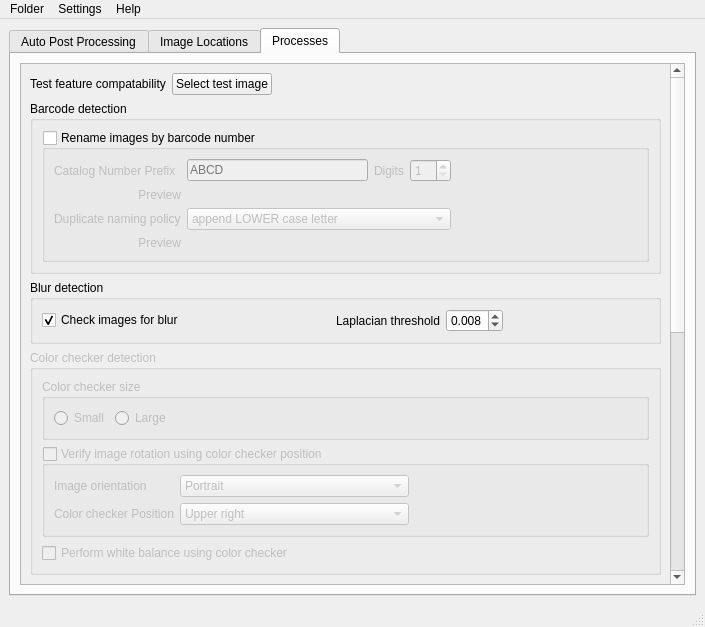
First picture: the form in ui/postProcessingUI.ui, repository CapPow/HerbASAP, before the edit.
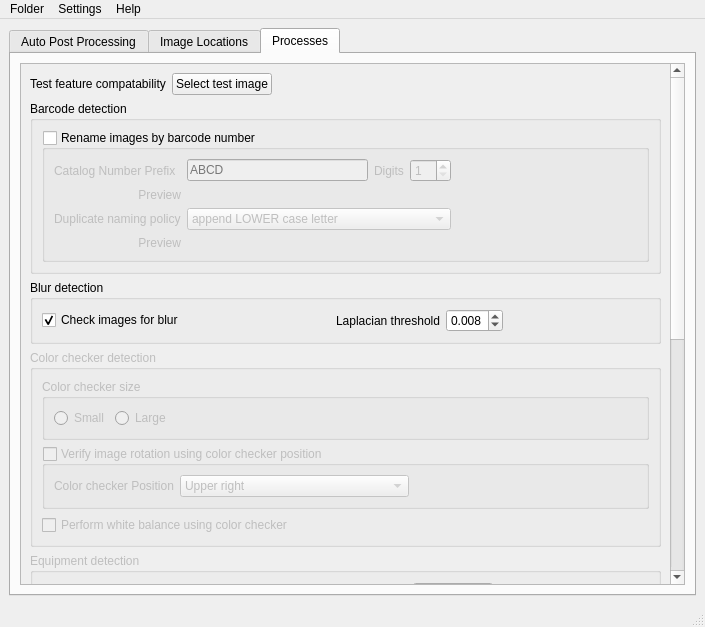
Second picture: the form after the edit. The open tabs and pages were chosen to show the change.

Commit message: added orientation correction based on color chip location

```diff
--- a/ui/postProcessingUI.ui
+++ b/ui/postProcessingUI.ui
@@ -326,9 +326,9 @@
              <property name="geometry">
               <rect>
                <x>0</x>
-               <y>-152</y>
+               <y>0</y>
                <width>646</width>
-               <height>1005</height>
+               <height>975</height>
               </rect>
              </property>
              <layout class="QVBoxLayout" name="verticalLayout_2">
@@ -642,13 +642,6 @@
                     <bool>false</bool>
                    </property>
                    <layout class="QGridLayout" name="gridLayout_5">
-                    <item row="1" column="0">
-                     <widget class="QLabel" name="label_colorCheckerPosition">
-                      <property name="text">
-                       <string>Color checker Position</string>
-                      </property>
-                     </widget>
-                    </item>
                     <item row="0" column="2">
                      <spacer name="horizontalSpacer_2">
                       <property name="orientation">
@@ -662,7 +655,7 @@
                       </property>
                      </spacer>
                     </item>
-                    <item row="1" column="1">
+                    <item row="0" column="1">
                      <widget class="QComboBox" name="comboBox_colorCheckerPosition">
                       <property name="sizePolicy">
                        <sizepolicy hsizetype="MinimumExpanding" vsizetype="Fixed">
@@ -692,30 +685,10 @@
                       </item>
                      </widget>
                     </item>
-                    <item row="0" column="1">
-                     <widget class="QComboBox" name="comboBox_imageOrientation">
-                      <property name="sizePolicy">
-                       <sizepolicy hsizetype="MinimumExpanding" vsizetype="Fixed">
-                        <horstretch>0</horstretch>
-                        <verstretch>0</verstretch>
-                       </sizepolicy>
-                      </property>
-                      <item>
-                       <property name="text">
-                        <string>Portrait</string>
-                       </property>
-                      </item>
-                      <item>
-                       <property name="text">
-                        <string>Landscape</string>
-                       </property>
-                      </item>
-                     </widget>
-                    </item>
                     <item row="0" column="0">
-                     <widget class="QLabel" name="label_imageOrientation">
+                     <widget class="QLabel" name="label_colorCheckerPosition">
                       <property name="text">
-                       <string>Image orientation</string>
+                       <string>Color checker Position</string>
                       </property>
                      </widget>
                     </item>
```
Left out of the diff: 20 changed lines with no effect on the pictures. The commit also changes 4 other files.
